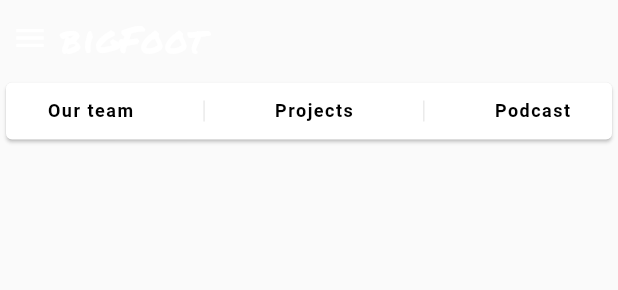
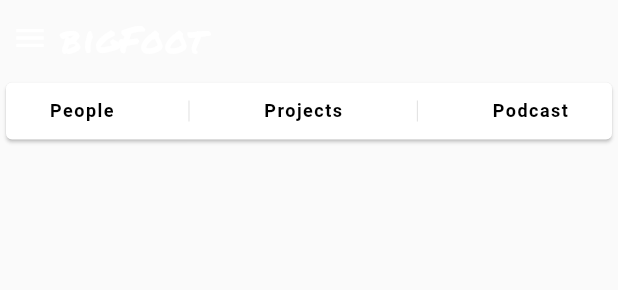
Before and after one commit to Bigfoot-Infotech/Website, a Flutter app: the HomeMobileScreen widget shown alone on an empty page, opened directly, on a phone screen of 412 x 824 dp. Shown: the top 290 px of the screen. Run offline on Flutter 3.47's test engine with Material 2 defaults, Android fonts, the phone set to English and light mode, and no system bars.

Commit message:
minor tweak

```diff
--- a/lib/screens/home_large.dart
+++ b/lib/screens/home_large.dart
@@ -29,7 +29,7 @@ class HomeLargeScreen extends StatelessWidget {
                     child: IntrinsicHeight(
                       child: Row(
                         children: [
-                          Text('Our team',
+                          Text('People',
                               style: TextStyle(color: Colors.black,fontSize: 12,
                                 fontWeight: FontWeight.bold,
                                 letterSpacing: 1,)),
--- a/lib/screens/home_mobile.dart
+++ b/lib/screens/home_mobile.dart
@@ -37,7 +37,7 @@ class HomeMobileScreen extends StatelessWidget {
                 child: Row(
                   mainAxisAlignment: MainAxisAlignment.spaceEvenly,
                   children: [
-                    Text('Our team',
+                    Text('People',
                         style: TextStyle(color: Colors.black,fontSize: 12,
                           fontWeight: FontWeight.bold,
                           letterSpacing: 1,)),
```
